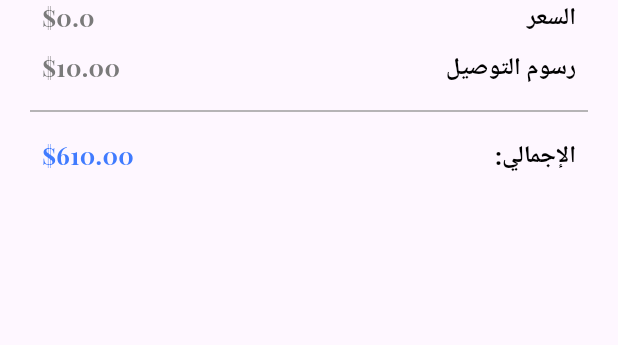
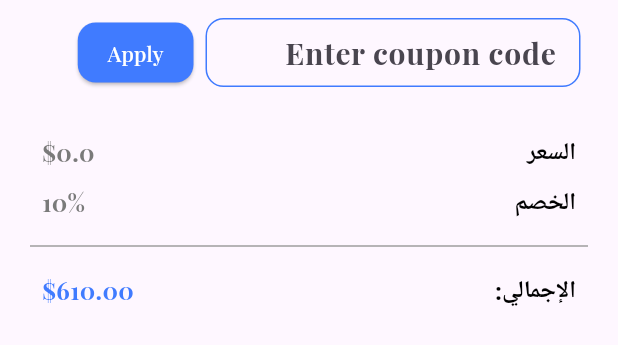
Before and after one commit to QShutta/e-commerce-don-khalid, a Flutter app: the CartSummery widget shown alone on an empty page, opened directly, on a phone screen of 412 x 824 dp. Shown: the top 345 px of the screen. Run offline on Flutter 3.47's test engine with Material 3 defaults, Android fonts, the phone set to English and light mode, and no system bars; our stand-ins replace cached_network_image, carousel_slider, dartz, firebase_core, firebase_messaging, flutter_map and 10 more; accounts and stored records are empty; project files that could hold a hidden picture were left out.

Commit message:
before of 126

```diff
--- a/lib/controller/address_controller/add_address_controller.dart
+++ b/lib/controller/address_controller/add_address_controller.dart
@@ -12,6 +12,7 @@ class AddAddressController extends GetxController {
   //لتخزين موقع المستخدم
   LatLng? userLocation;
   StautusRequest stautusRequest = StautusRequest.none;
+  //This list contains the locations that the user select.
   List<Marker> markerList = [];
   //شوف يا مكتب السان دة عمل شنو ؟
   //عرف متغيرين lat,long
--- a/lib/controller/cart_controller.dart
+++ b/lib/controller/cart_controller.dart
@@ -19,7 +19,7 @@ class CartController extends GetxController {
   // العدد الكلي لكل المنتجات المضافة في السلة.
   // يعني لو ضفت (2 قميص + 3 بنطلون) → الناتج 5.
   int totalProductCount = 0;
-
+  TextEditingController? couponController;
   StautusRequest statusRequest = StautusRequest.none;
   CartData cartData = CartData(Get.find());
   MyServices myServices = Get.find();
@@ -27,6 +27,7 @@ class CartController extends GetxController {
   @override
   void onInit() {
     searchController = TextEditingController();
+    couponController = TextEditingController();
     viewCart();
     super.onInit();
   }
--- a/lib/view/screens/cart.dart
+++ b/lib/view/screens/cart.dart
@@ -19,7 +19,11 @@ class CartPage extends StatelessWidget {
         searchTextTitle: "213".tr,
         textColor: AppColor.primaryColor,
       ),
-      body: Column(
+      body: GestureDetector(
+        onTap: () {
+          FocusScope.of(context).unfocus();
+        },
+        child: Column(
           children: [
             SizedBox(height: 10),
             Expanded(child: CartItemList()),
@@ -27,7 +31,9 @@ class CartPage extends StatelessWidget {
             CartSummery(),
             SizedBox(height: 20),
             CheckoutButton(buttonText: '212'.tr, onButtonPressed: () {}),
+            SizedBox(height: 20),
           ],
+        ),
       ),
     );
   }
--- a/lib/view/widgets/address/add_address/address_map.dart
+++ b/lib/view/widgets/address/add_address/address_map.dart
@@ -2,7 +2,6 @@ import 'package:e_commerce_halfa/controller/address_controller/add_address_contr
 import 'package:flutter/material.dart';
 import 'package:flutter_map/flutter_map.dart';
 import 'package:get/get.dart';
-import 'package:get/get_core/src/get_main.dart';
 import 'package:url_launcher/url_launcher.dart';
 
 class AddressMap extends StatelessWidget {
@@ -19,7 +18,9 @@ class AddressMap extends StatelessWidget {
           addAddressCont.addMarker(latLang);
         },
         initialCenter:
-            addAddressCont.userLocation!, // Center the map over London
+            addAddressCont
+                .userLocation!, // Once the page open for the firs time the map will display
+        //The user current location.
         initialZoom: 14,
       ),
       children: [
@@ -69,6 +70,7 @@ class AddressMap extends StatelessWidget {
           builder: (controller) => MarkerLayer(markers: controller.markerList),
         ),
         //دة عشان يحط علامة حمرا في الموقع الحالي للمستخدم.
+        //وانا في الاضافة ما عاوزو يخت علامة حمرا في موقع المستخدم احلالي
         // MarkerLayer(
         //   markers: [
         //     Marker(
--- a/lib/view/widgets/cart_widgets/cart_summery.dart
+++ b/lib/view/widgets/cart_widgets/cart_summery.dart
@@ -1,5 +1,6 @@
 import 'package:e_commerce_halfa/controller/cart_controller.dart';
 import 'package:e_commerce_halfa/core/constants/color_app.dart';
+import 'package:e_commerce_halfa/view/widgets/cart_widgets/cupon_button_and_form.dart';
 import 'package:e_commerce_halfa/view/widgets/cart_widgets/total_text.dart';
 import 'package:flutter/material.dart';
 import 'package:get/get.dart';
@@ -14,17 +15,24 @@ class CartSummery extends StatelessWidget {
       builder: (controller) {
         return Column(
           children: [
+            Container(
+              height: 70,
+              padding: const EdgeInsets.only(
+                left: 12,
+                right: 25,
+                top: 12,
+                bottom: 12,
+              ),
+              child: CuponButtonAndForm(),
+            ),
+            SizedBox(height: 20),
             TotalText(
               text: "210".tr,
               price: "\$${cartCont.subTotalPrice}",
               color: AppColor.greyText,
             ),
             SizedBox(height: 10),
-            TotalText(
-              text: "214".tr,
-              price: "\$10.00",
-              color: AppColor.greyText,
-            ),
+            TotalText(text: "الخصم".tr, price: "10%", color: AppColor.greyText),
             SizedBox(height: 10),
             Divider(
               thickness: 1,
--- /dev/null
+++ b/lib/view/widgets/cart_widgets/cupon_button_and_form.dart
@@ -0,0 +1,83 @@
+import 'package:e_commerce_halfa/controller/cart_controller.dart';
+import 'package:e_commerce_halfa/core/constants/color_app.dart';
+import 'package:flutter/material.dart';
+import 'package:get/get.dart';
+import 'package:get/get_core/src/get_main.dart';
+
+class CuponButtonAndForm extends StatelessWidget {
+  CuponButtonAndForm({super.key});
+
+  final CartController cartCont = Get.find<CartController>();
+  @override
+  Widget build(BuildContext context) {
+    return Row(
+      children: [
+        // textfield takes most of the width
+        SizedBox(
+          width: 250,
+          child: TextFormField(
+            controller: cartCont.couponController,
+            style: TextStyle(color: Colors.black),
+            onFieldSubmitted: (value) {
+              FocusScope.of(context).unfocus();
+            },
+            decoration: InputDecoration(
+              contentPadding: const EdgeInsets.symmetric(horizontal: 12),
+              hintText: 'Enter coupon code',
+
+              /*border = القاعدة العامة (يستخدم إذا ما حددت غيره).
+                        enabledBorder = للحالة العادية.
+                        focusedBorder = عند الكتابة أو الفوكس. */
+              enabledBorder: OutlineInputBorder(
+                // 👈 في الحالة العادية
+                borderSide: BorderSide(color: AppColor.primaryColor),
+                borderRadius: BorderRadius.circular(12),
+              ),
+
+              focusedBorder: OutlineInputBorder(
+                // 👈 لما عليه فوكس
+                borderSide: BorderSide(color: AppColor.primaryColor, width: 2),
+                borderRadius: BorderRadius.circular(12),
+              ),
+
+              errorBorder: OutlineInputBorder(
+                // 👈 لما فيه خطأ
+                borderSide: BorderSide(color: AppColor.primaryColor),
+                borderRadius: BorderRadius.circular(12),
+              ),
+
+              border: OutlineInputBorder(
+                // default
+                borderSide: BorderSide(color: AppColor.primaryColor),
+                borderRadius: BorderRadius.circular(12),
+              ),
+            ),
+          ),
+        ),
+        const SizedBox(width: 8),
+        // the button
+        ElevatedButton(
+          onPressed: () {
+            // your coupon logic here
+          },
+          style: ElevatedButton.styleFrom(
+            backgroundColor: AppColor.primaryColor,
+            padding: const EdgeInsets.only(
+              left: 20,
+              right: 20,
+              top: 10,
+              bottom: 10,
+            ),
+            shape: RoundedRectangleBorder(
+              borderRadius: BorderRadius.circular(12),
+            ),
+          ),
+          child: const Text(
+            'Apply',
+            style: TextStyle(fontSize: 14, color: Colors.white),
+          ),
+        ),
+      ],
+    );
+  }
+}
```
Lines whose indentation alone changed are shown as unchanged.
